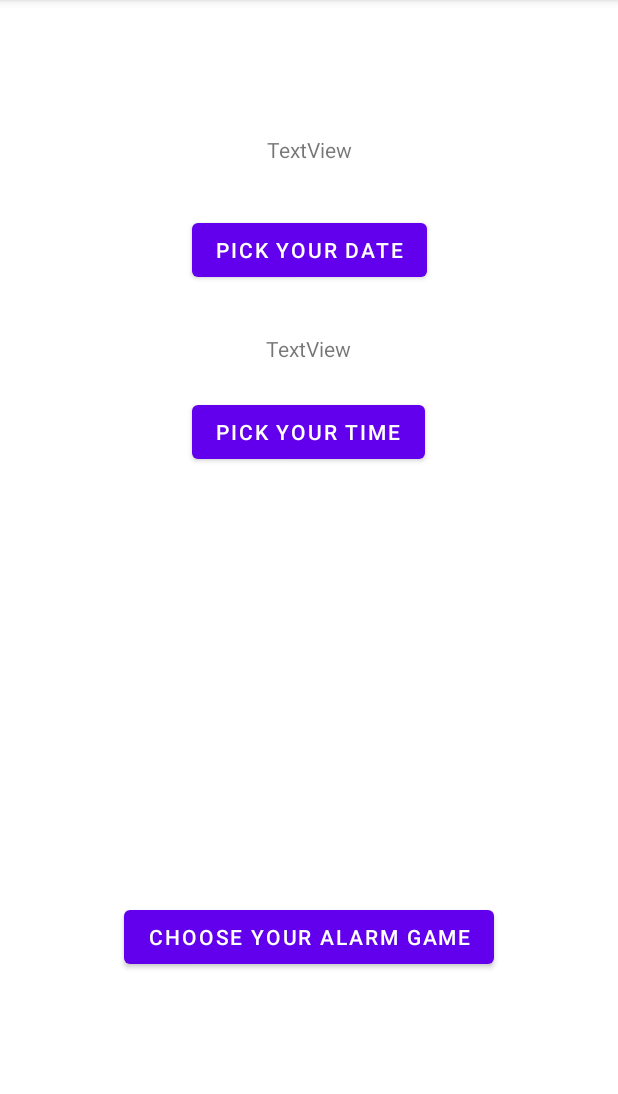
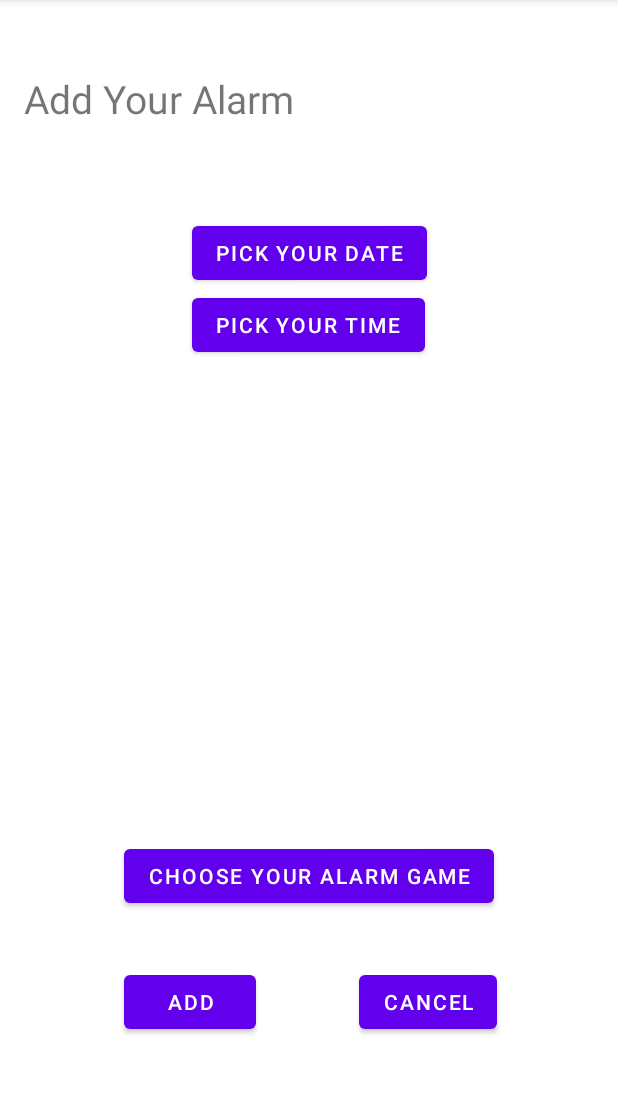
Before and after one commit to YushunChen/AAlarm, an Android app: the AddAlarmActivity screen opened directly, with no data from a screen before it, on a phone screen of 412 x 824 dp, the part 84-1178 px from its top. Run offline under Robolectric (Android 15) with nearby library versions, the phone set to English and light mode, and no system bars.

Commit message:
Add a single alarm that plays a sound and can be stopped.

```diff
--- a/app/src/main/res/layout/activity_add_alarm.xml
+++ b/app/src/main/res/layout/activity_add_alarm.xml
@@ -6,11 +6,21 @@
     android:layout_height="match_parent"
     tools:context=".AddAlarmActivity">
 
+    <TextView
+        android:id="@+id/alarmsTitle2"
+        android:layout_width="wrap_content"
+        android:layout_height="wrap_content"
+        android:layout_marginStart="16dp"
+        android:layout_marginTop="48dp"
+        android:text="Add Your Alarm"
+        android:textSize="26dp"
+        app:layout_constraintStart_toStartOf="parent"
+        app:layout_constraintTop_toTopOf="parent" />
+
     <Button
         android:id="@+id/pickTimeButton"
         android:layout_width="wrap_content"
         android:layout_height="wrap_content"
-        android:layout_marginTop="73dp"
         android:onClick="showTimePickerDialog"
         android:text="Pick your time"
         app:layout_constraintStart_toStartOf="@+id/pickDateButton"
@@ -20,42 +30,45 @@
         android:id="@+id/pickDateButton"
         android:layout_width="wrap_content"
         android:layout_height="wrap_content"
-        android:layout_marginTop="33dp"
+        android:layout_marginTop="61dp"
         android:onClick="showDatePickerDialog"
         android:text="Pick your date"
         app:layout_constraintEnd_toEndOf="parent"
         app:layout_constraintStart_toStartOf="parent"
-        app:layout_constraintTop_toBottomOf="@+id/alarmDateText" />
-
-    <TextView
-        android:id="@+id/alarmDateText"
-        android:layout_width="wrap_content"
-        android:layout_height="wrap_content"
-        android:layout_marginTop="90dp"
-        android:text="TextView"
-        app:layout_constraintEnd_toEndOf="parent"
-        app:layout_constraintStart_toStartOf="parent"
-        app:layout_constraintTop_toTopOf="parent" />
-
-    <TextView
-        android:id="@+id/alarmTimeText"
-        android:layout_width="wrap_content"
-        android:layout_height="wrap_content"
-        android:layout_marginBottom="22dp"
-        android:text="TextView"
-        app:layout_constraintBottom_toTopOf="@+id/pickTimeButton"
-        app:layout_constraintEnd_toEndOf="@+id/pickTimeButton"
-        app:layout_constraintStart_toStartOf="@+id/pickTimeButton" />
+        app:layout_constraintTop_toBottomOf="@+id/alarmsTitle2" />
 
     <Button
         android:id="@+id/chooseGameButton"
         android:layout_width="wrap_content"
         android:layout_height="wrap_content"
-        android:layout_marginBottom="119dp"
+        android:layout_marginBottom="36dp"
         android:onClick="onChooseGame"
         android:text="Choose your alarm game"
+        app:layout_constraintBottom_toTopOf="@+id/addAlarmOkButton"
+        app:layout_constraintStart_toStartOf="@+id/addAlarmOkButton" />
+
+    <Button
+        android:id="@+id/addAlarmOkButton"
+        android:layout_width="wrap_content"
+        android:layout_height="wrap_content"
+        android:layout_marginStart="14dp"
+        android:layout_marginBottom="76dp"
+        android:onClick="onUserAddAlarm"
+        android:text="Add"
         app:layout_constraintBottom_toBottomOf="parent"
-        app:layout_constraintEnd_toEndOf="parent"
+        app:layout_constraintEnd_toStartOf="@+id/cancelAlarmButton"
         app:layout_constraintStart_toStartOf="parent" />
 
+    <Button
+        android:id="@+id/cancelAlarmButton"
+        android:layout_width="wrap_content"
+        android:layout_height="wrap_content"
+        android:layout_marginTop="36dp"
+        android:layout_marginEnd="12dp"
+        android:onClick="onCancelAlarm"
+        android:text="Cancel"
+        app:layout_constraintEnd_toEndOf="parent"
+        app:layout_constraintStart_toEndOf="@+id/addAlarmOkButton"
+        app:layout_constraintTop_toBottomOf="@+id/chooseGameButton" />
+
 </androidx.constraintlayout.widget.ConstraintLayout>
```
Also changed, not shown: app/src/main/AndroidManifest.xml (+14 -0 lines), app/src/main/java/com/example/aalarm/AddAlarmActivity.java (+33 -4 lines), app/src/main/java/com/example/aalarm/AlarmReceiver.java (added, +23 -0 lines).
